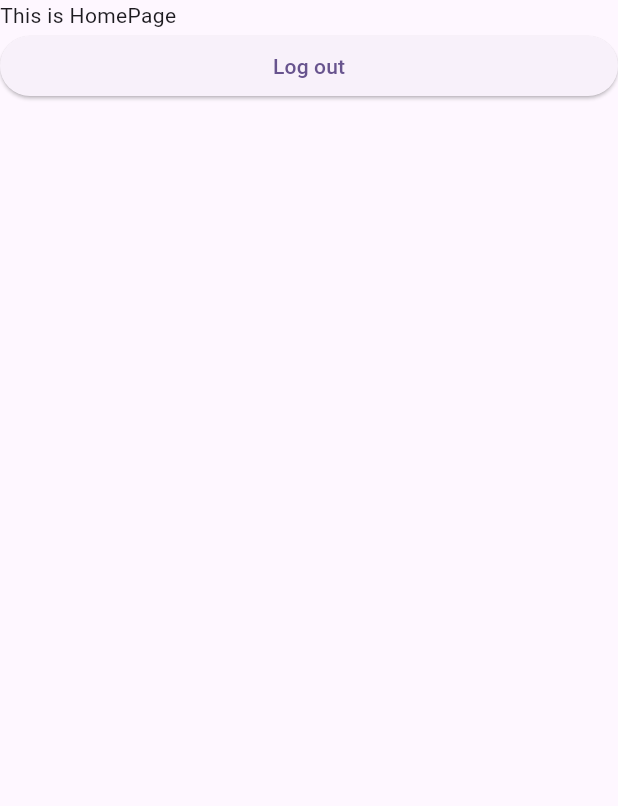
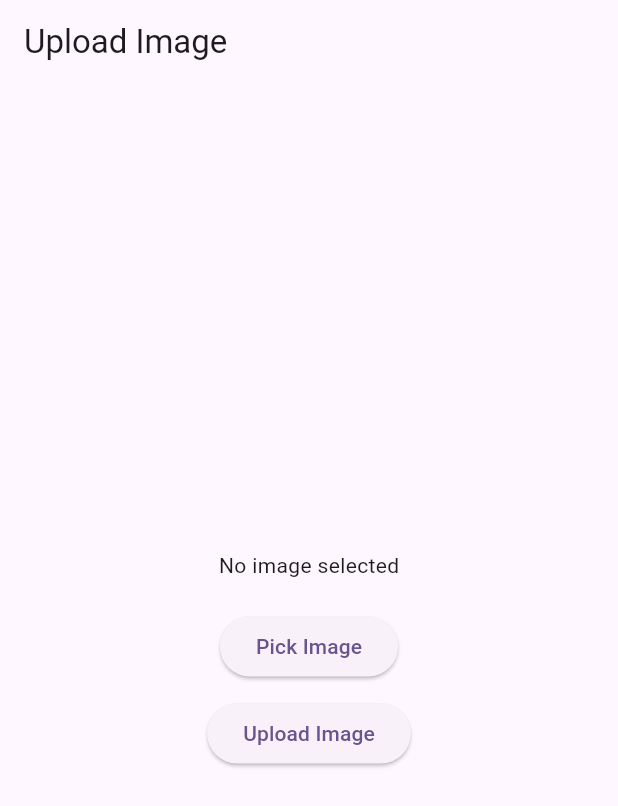
Before and after one commit to PRANAW2004/deblur, a Flutter app: the HomePage screen opened directly, on a phone screen of 412 x 824 dp. Shown: the top 806 px of the screen. Run offline on Flutter 3.47's test engine with Material 3 defaults, Android fonts, the phone set to English and light mode, and no system bars; our stand-ins replace dio, flutter_dotenv, flutter_secure_storage, image_picker; accounts and stored records are empty.

Commit message:
Final Commit

```diff
--- a/app/deblur_frontend/lib/homePage.dart
+++ b/app/deblur_frontend/lib/homePage.dart
@@ -1,6 +1,12 @@
+import 'dart:io';
+import 'dart:typed_data';
+
 import 'package:deblur_frontend/Login%20and%20SignUp/loginPage.dart';
 import 'package:deblur_frontend/secure_storage/secure_storage.dart';
+import 'package:dio/dio.dart';
 import 'package:flutter/material.dart';
+import 'package:flutter_dotenv/flutter_dotenv.dart';
+import 'package:image_picker/image_picker.dart';
 
 class HomePage extends StatefulWidget {
   const HomePage({super.key});
@@ -10,25 +16,86 @@ class HomePage extends StatefulWidget {
 }
 
 class _HomePage extends State<HomePage> {
+  File? _image;
+  final ImagePicker _picker = ImagePicker();
+  Uint8List? _deblurredImageBytes;
+
+  final dio = Dio();
+
+  Future<void> pickImage() async {
+    final XFile? pickedFile = await _picker.pickImage(
+      source: ImageSource.gallery,
+    );
+
+    if (pickedFile != null) {
+      setState(() {
+        _image = File(pickedFile.path);
+      });
+    }
+  }
+
+  Future<void> uploadImage() async {
+    if (_image == null) return;
+
+    final baseUrl = dotenv.env['SERVER_URL'];
+
+    Dio dio = Dio();
+
+    FormData formData = FormData.fromMap({
+      "image": await MultipartFile.fromFile(
+        _image!.path,
+        filename: _image!.path.split('/').last,
+      ),
+    });
+
+    try {
+      Response response = await dio.post(
+        "$baseUrl/deblur",
+        data: formData,
+        options: Options(
+          headers: {"Content-Type": "multipart/form-data"},
+          responseType: ResponseType.bytes,
+        ),
+      );
+
+      print("Response: ${response.data}");
+      Uint8List imageBytes = Uint8List.fromList(response.data);
+
+      // Save or display
+      setState(() {
+        _deblurredImageBytes = imageBytes;
+      });
+    } catch (err) {
+      print(err);
+    }
+  }
+
   @override
   Widget build(BuildContext context) {
     return Scaffold(
-      body: ListView(
-        children: [
-          Text("This is HomePage"),
-          ElevatedButton(
-            onPressed: () async {
-              await AuthStorage.clear();
+      appBar: AppBar(title: const Text("Upload Image")),
+      body: Center(
+        child: Column(
+          mainAxisAlignment: MainAxisAlignment.center,
+          children: [
+            _image != null
+                ? Image.file(_image!, height: 200)
+                : const Text("No image selected"),
+            const SizedBox(height: 20),
+            ElevatedButton(
+              onPressed: pickImage,
+              child: const Text("Pick Image"),
+            ),
+            const SizedBox(height: 10),
+            ElevatedButton(
+              onPressed: uploadImage,
+              child: const Text("Upload Image"),
+            ),
+            if (_deblurredImageBytes != null)
+            Padding(padding: EdgeInsets.all(20),child: Image.memory(_deblurredImageBytes!),)
 
-              Navigator.pushAndRemoveUntil(
-                context,
-                MaterialPageRoute(builder: (_) => LoginPage()),
-                (route) => false,
-              );
-            },
-            child: Text("Log out"),
-          ),
-        ],
+          ],
+        ),
       ),
     );
   }
--- a/app/deblur_frontend/pubspec.yaml
+++ b/app/deblur_frontend/pubspec.yaml
@@ -37,6 +37,7 @@ dependencies:
   flutter_dotenv: ^6.0.0
   dio: ^5.9.0
   flutter_secure_storage: ^10.0.0
+  image_picker: ^1.2.1
 
 dev_dependencies:
   flutter_test:
```
Also changed, not shown: app/deblur_frontend/pubspec.lock, 5 other files.
